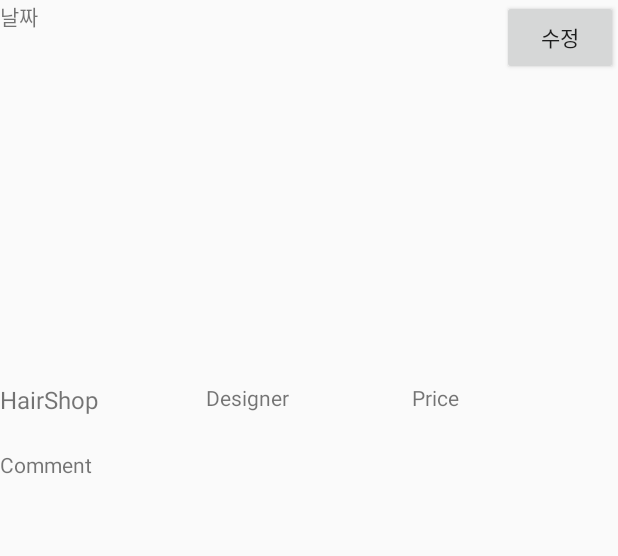
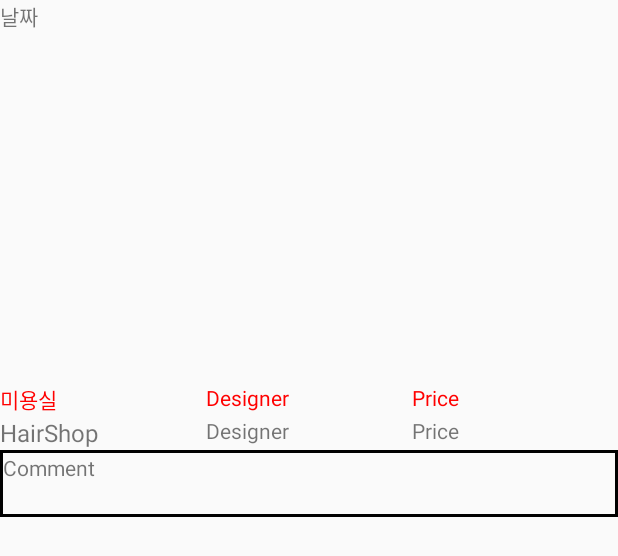
Before and after one commit to Kangmin93/HairApp, an Android app: the layout custom_haircard_item.xml on its own in the app's theme, with its tools: preview values and no code run, on a phone screen of 412 x 824 dp. Shown: the top 556 px of the screen. Run offline under Robolectric (Android 15) with nearby library versions, the phone set to English and light mode, and no system bars.

Commit message:
ListItem change

```diff
--- a/app/src/main/AndroidManifest.xml
+++ b/app/src/main/AndroidManifest.xml
@@ -6,6 +6,7 @@
     <uses-permission android:name="android.permission.CAMERA" />
     <uses-permission android:name="android.permission.WRITE_EXTERNAL_STORAGE" />
     <uses-permission android:name="android.permission.READ_EXTERNAL_STORAGE" />
+
 
     <application
         android:allowBackup="true"
--- a/app/src/main/java/com/example/haircal/HairCardAdapter.java
+++ b/app/src/main/java/com/example/haircal/HairCardAdapter.java
@@ -5,6 +5,7 @@ import android.net.Uri;
 import android.view.LayoutInflater;
 import android.view.View;
 import android.view.ViewGroup;
+import android.widget.AdapterView;
 import android.widget.Button;
 import android.widget.ImageView;
 import android.widget.LinearLayout;
@@ -21,6 +22,7 @@ public class HairCardAdapter extends RecyclerView.Adapter<HairCardAdapter.ViewHo
     private Context mContext;
     private ArrayList<HairCardVO> listHairCard;
     public OnItemClickListener mOnItemClickListener = null;
+
 
     public interface OnItemClickListener {
         void onItemClick(View view, HairCardVO hairCardVO);
@@ -61,6 +63,7 @@ public class HairCardAdapter extends RecyclerView.Adapter<HairCardAdapter.ViewHo
                 mOnItemClickListener.onItemClick(view,hairCardVO);
             }
         });
+
     }
 
     @Override
@@ -71,7 +74,6 @@ public class HairCardAdapter extends RecyclerView.Adapter<HairCardAdapter.ViewHo
     public class ViewHolder extends RecyclerView.ViewHolder{
         private LinearLayout layout_haircard_panel;
         private TextView txtDate;
-        private Button btnModify;
         private ImageView imgHair;
         private TextView txtHairShop;
         private TextView txtDesigner;
@@ -83,7 +85,6 @@ public class HairCardAdapter extends RecyclerView.Adapter<HairCardAdapter.ViewHo
 
             layout_haircard_panel = itemView.findViewById(R.id.layout_haircard_panel);
             txtDate = itemView.findViewById(R.id.txtDate);
-            btnModify = itemView.findViewById(R.id.btnModify);
             imgHair = itemView.findViewById(R.id.imgHair);
             txtHairShop = itemView.findViewById(R.id.txtHairShop);
             txtDesigner = itemView.findViewById(R.id.txtDesigner);
--- a/app/src/main/java/com/example/haircal/MainActivity.java
+++ b/app/src/main/java/com/example/haircal/MainActivity.java
@@ -38,7 +38,7 @@ public class MainActivity extends AppCompatActivity implements HairCardAdapter.O
                 + " (img VARCHAR(100), salon VARCHAR(20), name VARCHAR(20), price VARCHAR(20), date VARCHAR(30), comment VARCHAR(100) );");
 
         //SELECT문을 사용하여 테이블에 있는 데이터를 가져옵니다..
-        Cursor c = ReadDB.rawQuery("SELECT * FROM " + tableName, null);
+        Cursor c = ReadDB.rawQuery("SELECT * FROM " + tableName+" ORDER BY date desc", null);
         String imgTest = null;
         String hairShop = null;
         String designer = null;
@@ -65,7 +65,6 @@ public class MainActivity extends AppCompatActivity implements HairCardAdapter.O
         ReadDB.close();
 
         init();
-        String str_path = null;
 
 
         btnEnroll.setOnClickListener(new View.OnClickListener() {
@@ -82,11 +81,11 @@ public class MainActivity extends AppCompatActivity implements HairCardAdapter.O
         rcc_album = (RecyclerView) findViewById(R.id.rcc_album);
         RecyclerView.LayoutManager mLayoutManager = new GridLayoutManager(mContext, 1);
         rcc_album.setLayoutManager(mLayoutManager);
-//        rcc_album.addItemDecoration(new ItemDecoration(this));
         mHairCardAdapter = new HairCardAdapter(mContext, getHairCardList());
         mHairCardAdapter.setOnItemClickListener(this);
 
         rcc_album.setAdapter(mHairCardAdapter);
+
     }
     @Override
     public void onItemClick(View view, HairCardVO hairCardVO) {
@@ -94,18 +93,11 @@ public class MainActivity extends AppCompatActivity implements HairCardAdapter.O
     }
     private ArrayList<HairCardVO> getHairCardList(){
         ArrayList<HairCardVO> listHairCard = new ArrayList<>();
-//        String hairShop, String designer, int pirce, String date, String comment
-        listHairCard.add(new HairCardVO("인동미용실", "신혜진", 15000,"2019.12.12","뿅뿅뿅~"));
-        listHairCard.add(new HairCardVO("인의동미용실", "이채은", 20000,"2019.12.10","할라할라~"));
         if(list !=null){
             for(HairCardVO vo : list){
                 listHairCard.add(vo);
             }
         }
-//        if(getIntent().getStringArrayExtra("itemInfo")!=null){
-//            String[] item = getIntent().getStringArrayExtra("itemInfo");
-//            listHairCard.add(new HairCardVO(item[0], item[1], item[2], Integer.parseInt(item[3]),item[4],item[5]));
-//        }
         return listHairCard;
     }
 }
--- /dev/null
+++ b/app/src/main/res/drawable-v24/xml_border.xml
@@ -0,0 +1,9 @@
+<?xml version="1.0" encoding="utf-8"?>
+<layer-list xmlns:android="http://schemas.android.com/apk/res/android" >
+    <item>
+        <shape android:shape="rectangle">
+            <stroke android:width="2dp" android:color="#000000" />
+            <solid android:color="#00FFFFFF" />
+        </shape>
+    </item>
+</layer-list>
--- a/app/src/main/res/layout/custom_haircard_item.xml
+++ b/app/src/main/res/layout/custom_haircard_item.xml
@@ -18,12 +18,7 @@
             android:layout_width="0dp"
             android:layout_height="match_parent"
             android:layout_weight="3"/>
-        <Button
-            android:layout_width="0dp"
-            android:layout_height="match_parent"
-            android:layout_weight="1"
-            android:text="수정"
-            android:id="@+id/btnModify"/>
+
     </LinearLayout>
     <ImageView
         android:layout_width="match_parent"
@@ -45,36 +40,79 @@
             android:layout_weight="1"
             android:weightSum="3"
             android:orientation="horizontal">
-            <TextView
+            <LinearLayout
                 android:layout_width="0dp"
                 android:layout_height="match_parent"
+                android:layout_weight="1"
+                android:weightSum="2"
+                android:orientation="vertical">
+                <TextView
+                    android:layout_width="match_parent"
+                    android:layout_height="0dp"
+                    android:layout_weight="1"
+                    android:textColor="#ff0000"
+                    android:text="미용실"/>
+                <TextView
+                    android:layout_width="match_parent"
+                    android:layout_height="0dp"
                     android:layout_weight="1"
                     android:id="@+id/txtHairShop"
                     android:textSize="16dp"
                     android:text="HairShop"/>
+            </LinearLayout>
 
-            <TextView
+            <LinearLayout
                 android:layout_width="0dp"
                 android:layout_height="match_parent"
+                android:layout_weight="1"
+                android:weightSum="2"
+                android:orientation="vertical">
+                <TextView
+                    android:layout_width="match_parent"
+                    android:layout_height="0dp"
+                    android:layout_weight="1"
+                    android:textColor="#ff0000"
+                    android:text="Designer"/>
+                <TextView
+                    android:layout_width="match_parent"
+                    android:layout_height="0dp"
                     android:id="@+id/txtDesigner"
                     android:textSize="14dp"
                     android:text="Designer"
                     android:layout_weight="1"/>
-            <TextView
+            </LinearLayout>
+            <LinearLayout
                 android:layout_width="0dp"
                 android:layout_height="match_parent"
+                android:layout_weight="1"
+                android:weightSum="2"
+                android:orientation="vertical">
+
+                <TextView
+                    android:layout_width="match_parent"
+                    android:layout_height="0dp"
+                    android:layout_weight="1"
+                    android:textColor="#ff0000"
+                    android:text="Price"/>
+                <TextView
+                    android:layout_width="match_parent"
+                    android:layout_height="0dp"
                     android:id="@+id/txtPrice"
                     android:layout_weight="1"
                     android:text="Price"/>
+            </LinearLayout>
 
         </LinearLayout>
         <LinearLayout
             android:layout_width="match_parent"
             android:layout_height="0dp"
+            android:background="@drawable/xml_border"
             android:layout_weight="1">
+
             <TextView
-                android:layout_width="wrap_content"
-                android:layout_height="wrap_content"
+                android:layout_margin="2dp"
+                android:layout_width="match_parent"
+                android:layout_height="match_parent"
                 android:id="@+id/txtComment"
                 android:text="Comment"/>
         </LinearLayout>
```
Lines whose indentation alone changed are shown as unchanged.
